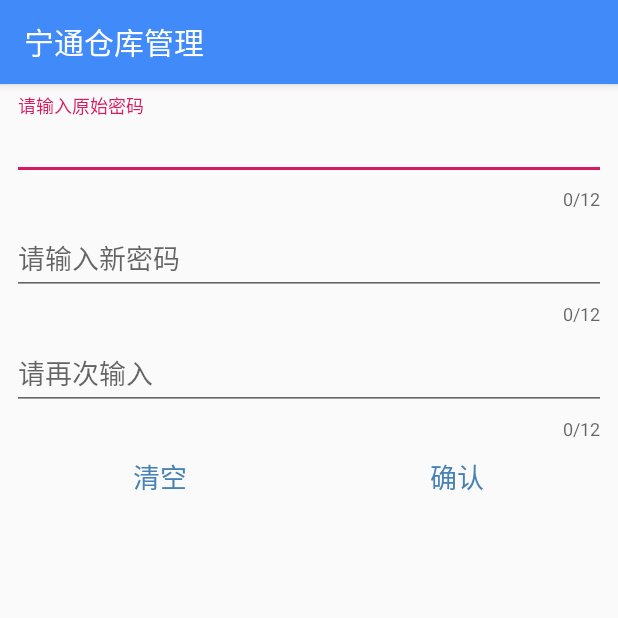
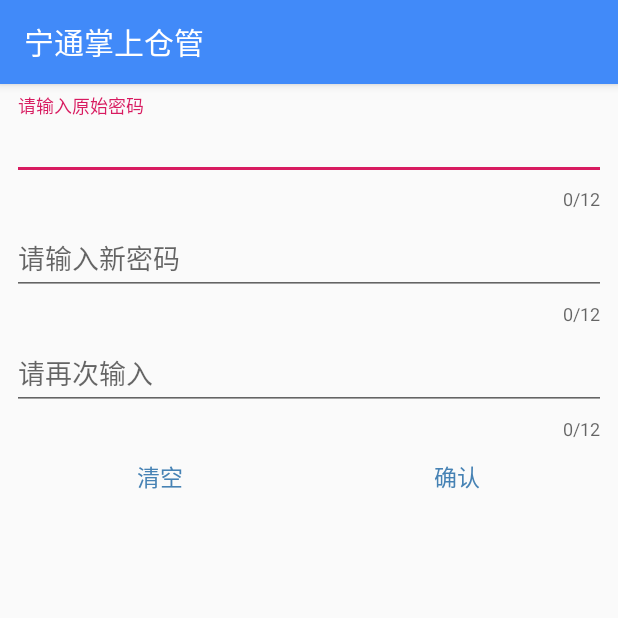
Before and after one commit to ChrisTiiii/WarehouseManagementSystem, an Android app: the ChangePWDActivity screen opened directly, with no data from a screen before it, on a phone screen of 412 x 824 dp, the top half of it. Run offline under Robolectric (Android 15) with nearby library versions, the phone set to English and light mode, and no system bars; our stand-ins replace ButterKnife, EventBus; libraries missing offline, so code that uses them is left out: com.afollestad.materialdialogs, com.scwang.smartrefresh, retrofit2.adapter.rxjava, rx.android.schedulers, rx.schedulers; 2 statements that could not run were skipped.

Commit message:
version1.0

```diff
--- a/app/src/main/res/layout/change_pwd.xml
+++ b/app/src/main/res/layout/change_pwd.xml
@@ -18,6 +18,8 @@
             android:id="@+id/et_old"
             android:layout_width="match_parent"
             android:layout_height="wrap_content"
+            android:maxLines="1"
+            android:singleLine="true"
             android:hint="请输入原始密码" />
     </android.support.design.widget.TextInputLayout>
 
@@ -35,6 +37,8 @@
             android:layout_width="match_parent"
             android:layout_height="wrap_content"
             android:layout_below="@+id/et_old"
+            android:maxLines="1"
+            android:singleLine="true"
             android:hint="请输入新密码" />
     </android.support.design.widget.TextInputLayout>
 
@@ -51,6 +55,8 @@
             android:id="@+id/et_new_again"
             android:layout_width="match_parent"
             android:layout_height="wrap_content"
+            android:maxLines="1"
+            android:singleLine="true"
             android:layout_below="@+id/et_new"
             android:hint="请再次输入" />
     </android.support.design.widget.TextInputLayout>
@@ -70,7 +76,7 @@
             android:background="@null"
             android:text="清空"
             android:textColor="@color/steelblue"
-            android:textSize="@dimen/sp_18" />
+            android:textSize="@dimen/sp_15" />
 
 
         <Button
@@ -82,7 +88,7 @@
             android:background="@null"
             android:text="确认"
             android:textColor="@color/steelblue"
-            android:textSize="@dimen/sp_18" />
+            android:textSize="@dimen/sp_15" />
 
     </LinearLayout>
 
--- a/app/src/main/res/layout/login_activity.xml
+++ b/app/src/main/res/layout/login_activity.xml
@@ -46,6 +46,8 @@
                 android:hint="请输入用户名"
                 android:paddingLeft="@dimen/dp_5"
                 android:textColor="@color/white"
+                android:maxLines="1"
+                android:singleLine="true"
                 android:textSize="18sp" />
         </RelativeLayout>
 
@@ -79,6 +81,8 @@
                 android:background="@null"
                 android:hint="请输入密码"
                 android:inputType="textPassword"
+                android:maxLines="1"
+                android:singleLine="true"
                 android:paddingLeft="@dimen/dp_5"
                 android:textColor="@color/white" />
 
--- a/app/src/main/res/values/strings.xml
+++ b/app/src/main/res/values/strings.xml
@@ -1,5 +1,5 @@
 <resources>
-    <string name="app_name">宁通仓库管理</string>
+    <string name="app_name">宁通掌上仓管</string>
     <string-array name="spingarr">
         <item>申领单</item>
         <item>采购单</item>
```
